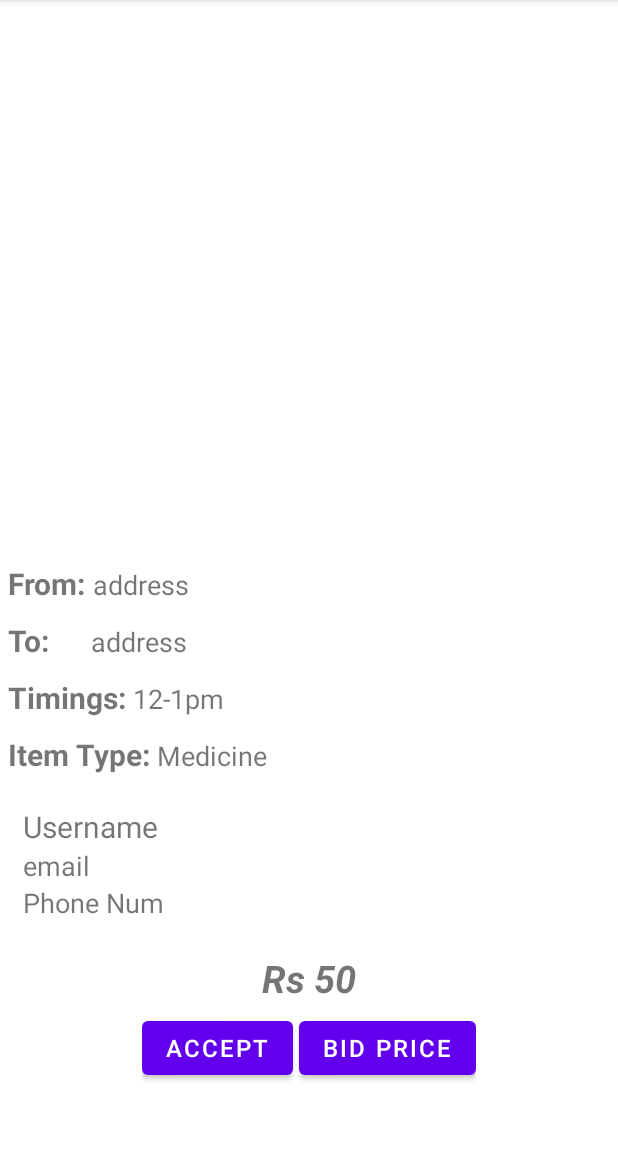
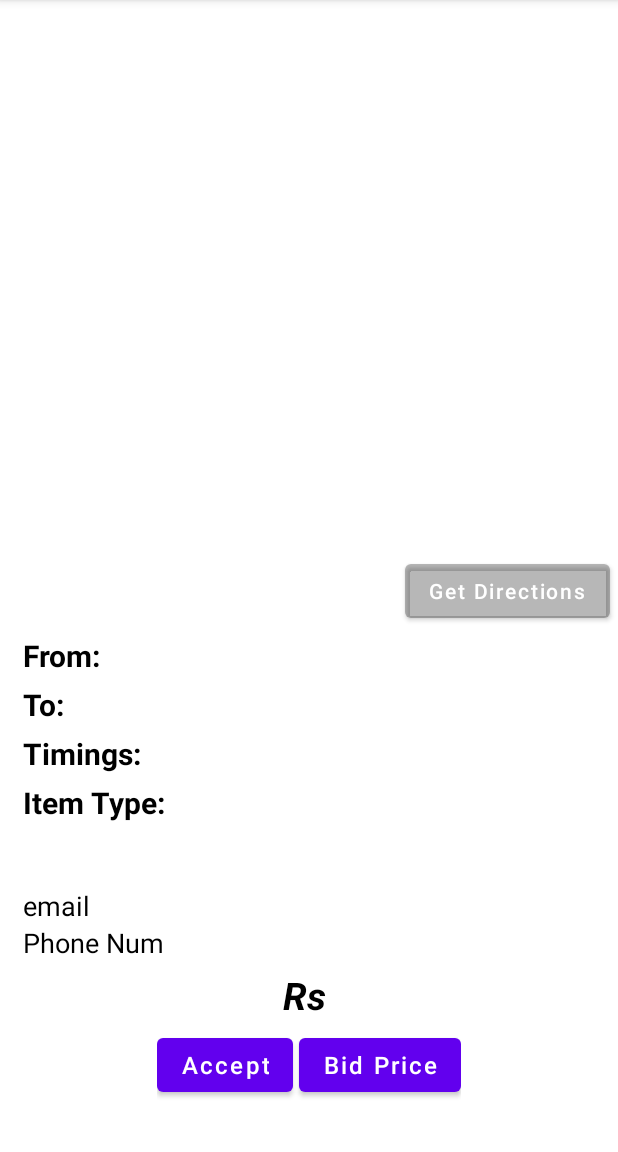
Before and after one commit to Phi-Coder/Pooliver, an Android app: the DeliveryInfo screen opened directly, with no data from a screen before it, on a phone screen of 412 x 824 dp, the part 84-1236 px from its top. Run offline under Robolectric (Android 15) with nearby library versions, the phone set to English and light mode, and no system bars.

Commit message:
profile tab added

```diff
--- a/app/src/main/AndroidManifest.xml
+++ b/app/src/main/AndroidManifest.xml
@@ -33,13 +33,14 @@
             android:name="com.google.android.geo.API_KEY"
             android:value="AIzaSyBaNK2qsRwYhxQFcBnFWQL-aGCWJpj2tLU" />
 
-        <activity android:name=".MainActivity">
+        <activity android:name=".LoginActivity">
             <intent-filter>
                 <action android:name="android.intent.action.MAIN" />
 
                 <category android:name="android.intent.category.LAUNCHER" />
             </intent-filter>
         </activity>
+        <activity android:name=".MainActivity" />
     </application>
 
 </manifest>
--- a/app/src/main/java/com/example/poolliver/Adapters/PageAdapter.java
+++ b/app/src/main/java/com/example/poolliver/Adapters/PageAdapter.java
@@ -8,6 +8,7 @@ import androidx.fragment.app.FragmentStatePagerAdapter;
 
 import com.example.poolliver.Fragments.tab1;
 import com.example.poolliver.Fragments.tab2;
+import com.example.poolliver.Fragments.tab3;
 
 public class PageAdapter extends FragmentPagerAdapter {
 
@@ -26,6 +27,8 @@ public class PageAdapter extends FragmentPagerAdapter {
                 return new tab1();
             case 1:
                 return new tab2();
+            case 2:
+                return new tab3();
         }
         return null;
     }
--- a/app/src/main/java/com/example/poolliver/DeliveryInfo.java
+++ b/app/src/main/java/com/example/poolliver/DeliveryInfo.java
@@ -2,6 +2,8 @@ package com.example.poolliver;
 
 import androidx.appcompat.app.AppCompatActivity;
 
+import android.content.Intent;
+import android.net.Uri;
 import android.os.Bundle;
 import android.view.View;
 import android.widget.Button;
@@ -10,7 +12,7 @@ import android.widget.TextView;
 public class DeliveryInfo extends AppCompatActivity {
 
     TextView pickupAddress, dropAddress, Timings, ItemType, name, phoneNum, Price;
-    Button Accept, PriceBid;
+    Button Accept, PriceBid, getDirections;
 
 
     @Override
@@ -21,6 +23,7 @@ public class DeliveryInfo extends AppCompatActivity {
         pickupAddress = findViewById(R.id.pickAdd);
         dropAddress = findViewById(R.id.dropAdd);
         Timings = findViewById(R.id.Time);
+        getDirections = findViewById(R.id.getDirections);
         ItemType = findViewById(R.id.ItemType);
         name = findViewById(R.id.Name);
         Price = findViewById(R.id.Price);
@@ -43,6 +46,15 @@ public class DeliveryInfo extends AppCompatActivity {
             }
         });
 
+        getDirections.setOnClickListener(new View.OnClickListener() {
+            @Override
+            public void onClick(View v) {
+                String dropaddress = getIntent().getStringExtra("dropaddress");
+                Intent i = new Intent(Intent.ACTION_VIEW, Uri.parse("google.navigation:q=" + String.valueOf(dropaddress)));
+                i.setPackage("com.google.android.apps.maps");
+                startActivity(i);
+            }
+        });
     }
 
     private void InncomingIntent() {
@@ -53,16 +65,16 @@ public class DeliveryInfo extends AppCompatActivity {
         String username = getIntent().getStringExtra("username");
         String price = getIntent().getStringExtra("price");
 
-        fillData();
+        fillData(pickupaddress, dropaddress, timings, itemtype, username, price);
 
     }
-    private void fillData(String pickupaddress, String dropaddress, String timings, String itemtype, String username, String price)
-    {
+
+    private void fillData(String pickupaddress, String dropaddress, String timings, String itemtype, String username, String price) {
         pickupAddress.setText(pickupaddress);
         dropAddress.setText(dropaddress);
-        pickupAddress.setText(pickupAddress);
-        pickupAddress.setText(pickupAddress);
-        pickupAddress.setText(pickupAddress);
-        pickupAddress.setText(pickupAddress);
+        Timings.setText(timings);
+        ItemType.setText(itemtype);
+        name.setText(username);
+        Price.setText(price);
     }
 }
--- a/app/src/main/java/com/example/poolliver/MainActivity.java
+++ b/app/src/main/java/com/example/poolliver/MainActivity.java
@@ -14,7 +14,7 @@ import com.google.android.material.tabs.TabLayout;
 public class MainActivity extends AppCompatActivity {
 
     TabLayout tabLayout;
-    TabItem tab1, tab2;
+    TabItem tab1, tab2, tab3;
     ViewPager viewPager;
     PageAdapter pageAdapter;
 
@@ -27,6 +27,7 @@ public class MainActivity extends AppCompatActivity {
         viewPager = findViewById(R.id.viewPager);
         tab1 = findViewById(R.id.tab2);
         tab2 = findViewById(R.id.tab1);
+        tab3 = findViewById(R.id.tab3);
 
         pageAdapter = new PageAdapter(getSupportFragmentManager(), tabLayout.getTabCount());
         viewPager.setAdapter(pageAdapter);
@@ -36,7 +37,7 @@ public class MainActivity extends AppCompatActivity {
             public void onTabSelected(TabLayout.Tab tab) {
                 viewPager.setCurrentItem(tab.getPosition());
 
-                if (tab.getPosition() != 0 || tab.getPosition() != 1) {
+                if (tab.getPosition() != 0 || tab.getPosition() != 1 || tab.getPosition() != 2) {
                     pageAdapter.notifyDataSetChanged();
                 }
             }
--- a/app/src/main/res/layout/activity_delivery_info.xml
+++ b/app/src/main/res/layout/activity_delivery_info.xml
@@ -2,7 +2,6 @@
 <RelativeLayout xmlns:android="http://schemas.android.com/apk/res/android"
     xmlns:app="http://schemas.android.com/apk/res-auto"
     xmlns:tools="http://schemas.android.com/tools"
-    android:id="@+id/parentRelative"
     android:layout_width="match_parent"
     android:layout_height="match_parent"
     tools:context=".DeliveryInfo">
@@ -13,17 +12,30 @@
         android:layout_height="350dp"
         android:layout_margin="10dp" />
 
+    <Button
+        android:id="@+id/getDirections"
+        android:layout_width="wrap_content"
+        android:layout_height="wrap_content"
+        android:layout_below="@id/delMaps"
+        android:layout_alignParentEnd="true"
+        android:layout_marginEnd="5dp"
+        android:backgroundTint="#27000000"
+        android:text="Get Directions"
+        android:textAllCaps="false" />
+
     <LinearLayout
         android:id="@+id/layoutOne"
         android:layout_width="match_parent"
         android:layout_height="wrap_content"
-        android:layout_below="@id/delMaps"
-        android:layout_margin="5dp">
+        android:layout_below="@id/getDirections"
+        android:layout_marginStart="15dp"
+        android:layout_marginTop="5dp">
 
         <TextView
             android:layout_width="wrap_content"
             android:layout_height="wrap_content"
             android:text="From: "
+            android:textColor="@color/black"
             android:textSize="20sp"
             android:textStyle="bold" />
 
@@ -31,7 +43,9 @@
             android:id="@+id/pickAdd"
             android:layout_width="wrap_content"
             android:layout_height="wrap_content"
+
             android:text="address"
+            android:textColor="@color/black"
             android:textSize="18sp" />
 
     </LinearLayout>
@@ -41,12 +55,15 @@
         android:layout_width="match_parent"
         android:layout_height="wrap_content"
         android:layout_below="@+id/layoutOne"
-        android:layout_margin="5dp">
+        android:layout_marginStart="15dp"
+        android:layout_marginTop="5dp">
 
         <TextView
             android:layout_width="wrap_content"
             android:layout_height="wrap_content"
             android:text="To:      "
+
+            android:textColor="@color/black"
             android:textSize="20sp"
             android:textStyle="bold" />
 
@@ -54,7 +71,9 @@
             android:id="@+id/dropAdd"
             android:layout_width="wrap_content"
             android:layout_height="wrap_content"
+
             android:text="address"
+            android:textColor="@color/black"
             android:textSize="18sp" />
 
     </LinearLayout>
@@ -64,13 +83,16 @@
         android:layout_width="match_parent"
         android:layout_height="wrap_content"
         android:layout_below="@id/layoutTwo"
-        android:layout_margin="5dp">
+        android:layout_marginStart="15dp"
+        android:layout_marginTop="5dp">
 
         <TextView
 
             android:layout_width="wrap_content"
             android:layout_height="wrap_content"
             android:text="Timings: "
+
+            android:textColor="@color/black"
             android:textSize="20sp"
             android:textStyle="bold" />
 
@@ -79,6 +101,8 @@
             android:layout_width="wrap_content"
             android:layout_height="wrap_content"
             android:text="12-1pm"
+            android:textColor="@color/black"
+
             android:textSize="18sp" />
 
     </LinearLayout>
@@ -88,13 +112,16 @@
         android:layout_width="match_parent"
         android:layout_height="wrap_content"
         android:layout_below="@id/layoutThree"
-        android:layout_margin="5dp">
+        android:layout_marginStart="15dp"
+        android:layout_marginTop="5dp">
 
         <TextView
 
             android:layout_width="wrap_content"
             android:layout_height="wrap_content"
+
             android:text="Item Type: "
+            android:textColor="@color/black"
             android:textSize="20sp"
             android:textStyle="bold" />
 
@@ -103,6 +130,8 @@
             android:layout_width="wrap_content"
             android:layout_height="wrap_content"
             android:text="Medicine"
+
+            android:textColor="@color/black"
             android:textSize="18sp" />
 
     </LinearLayout>
@@ -112,14 +141,17 @@
         android:layout_width="match_parent"
         android:layout_height="wrap_content"
         android:layout_below="@id/layoutFour"
-        android:layout_margin="15dp"
+        android:layout_marginStart="15dp"
+        android:layout_marginTop="15dp"
         android:orientation="vertical">
 
         <TextView
             android:id="@+id/Name"
             android:layout_width="wrap_content"
             android:layout_height="wrap_content"
+
             android:text="Username"
+            android:textColor="@color/black"
             android:textSize="20sp" />
 
         <TextView
@@ -127,6 +159,8 @@
             android:layout_width="wrap_content"
             android:layout_height="wrap_content"
             android:text="email"
+
+            android:textColor="@color/black"
             android:textSize="18sp" />
 
         <TextView
@@ -134,6 +168,8 @@
             android:layout_width="wrap_content"
             android:layout_height="wrap_content"
             android:text="Phone Num"
+
+            android:textColor="@color/black"
             android:textSize="18sp" />
 
     </LinearLayout>
@@ -149,7 +185,9 @@
         <TextView
             android:layout_width="wrap_content"
             android:layout_height="wrap_content"
+
             android:text="Rs "
+            android:textColor="@color/black"
             android:textSize="25dp"
             android:textStyle="bold|italic" />
 
@@ -157,7 +195,9 @@
             android:id="@+id/Price"
             android:layout_width="wrap_content"
             android:layout_height="wrap_content"
+
             android:text="50"
+            android:textColor="@color/black"
             android:textSize="25dp"
             android:textStyle="bold|italic" />
 
@@ -174,7 +214,8 @@
             android:layout_width="wrap_content"
             android:layout_height="wrap_content"
             android:layout_marginRight="4dp"
-            android:text="accept"
+            android:text="Accept"
+            android:textAllCaps="false"
             android:textSize="16sp" />
 
         <Button
@@ -182,6 +223,7 @@
             android:layout_width="wrap_content"
             android:layout_height="wrap_content"
             android:text="Bid Price"
+            android:textAllCaps="false"
             android:textSize="16sp" />
     </LinearLayout>
 
--- a/app/src/main/res/layout/activity_main.xml
+++ b/app/src/main/res/layout/activity_main.xml
@@ -39,6 +39,12 @@
                 android:layout_height="wrap_content"
                 android:text="delivery" />
 
+            <com.google.android.material.tabs.TabItem
+                android:id="@+id/tab3"
+                android:layout_width="wrap_content"
+                android:layout_height="wrap_content"
+                android:text="Profile" />
+
         </com.google.android.material.tabs.TabLayout>
     </RelativeLayout>
 </androidx.coordinatorlayout.widget.CoordinatorLayout>
--- a/app/src/main/res/layout/fragment_tab1.xml
+++ b/app/src/main/res/layout/fragment_tab1.xml
@@ -6,6 +6,7 @@
     tools:context=".Fragments.tab1">
 
     <RelativeLayout
+        android:id="@+id/relativeLayout"
         android:layout_width="match_parent"
         android:layout_height="match_parent">
 
--- a/app/src/main/res/layout/ordercardview.xml
+++ b/app/src/main/res/layout/ordercardview.xml
@@ -1,6 +1,7 @@
 <?xml version="1.0" encoding="utf-8"?>
 <com.google.android.material.card.MaterialCardView xmlns:android="http://schemas.android.com/apk/res/android"
     xmlns:app="http://schemas.android.com/apk/res-auto"
+    android:id="@+id/cardview"
     android:layout_width="match_parent"
     android:layout_height="wrap_content"
     android:layout_margin="8dp"
--- a/app/src/main/res/values/strings.xml
+++ b/app/src/main/res/values/strings.xml
@@ -96,5 +96,5 @@
     <string name="to">Enter Drop location</string>
     <string name="find_driver">Find Driver</string>
     <string name="cashPayment">Due to some Technical Error Payment Gateways are not active right now. So cash is the default payment method for now</string>
-    <!--    <string name="key">AIzaSyBaNK2qsRwYhxQFcBnFWQL-aGCWJpj2tLU</string>-->
+    <string name="key"></string>
 </resources>
```
Also changed, not shown: app/src/main/java/com/example/poolliver/Adapters/RecyclerViewAdapter.java (+18 -14 lines), app/src/main/java/com/example/poolliver/Fragments/tab3.java (added, +29 -0 lines), app/src/main/java/com/example/poolliver/LoginActivity.java (+5 -5 lines), app/src/main/java/com/example/poolliver/database/dataHolder.java (+3 -7 lines), app/src/main/res/layout/fragment_tab3.xml (added, +13 -0 lines).
